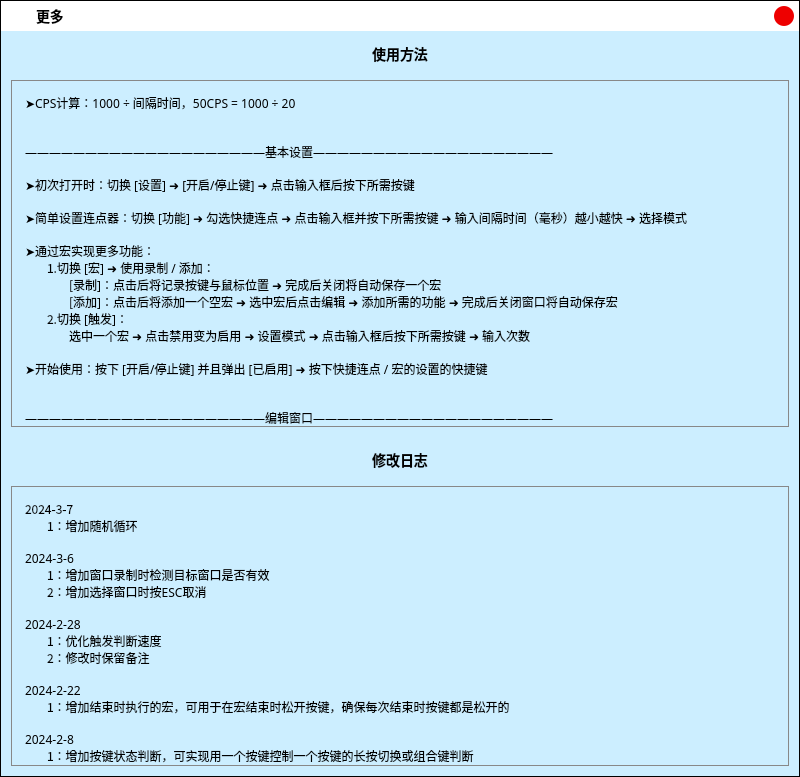
Old version of the form .ui/MoreUi.ui in the repository ChiyukiGana/Quickinput.
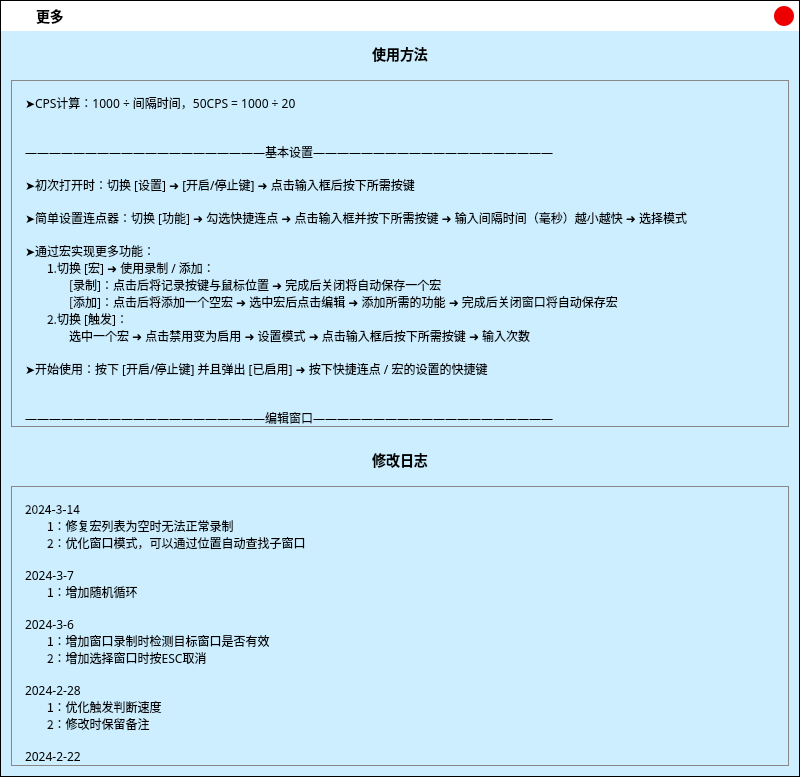
New version of the form. Icons and pictures are not drawn.

The edit to the form file:
```diff
--- a/.ui/MoreUi.ui
+++ b/.ui/MoreUi.ui
@@ -458,7 +458,7 @@
            <x>0</x>
            <y>0</y>
            <width>776</width>
-           <height>3181</height>
+           <height>3249</height>
           </rect>
          </property>
          <property name="styleSheet">
@@ -500,7 +500,11 @@
              <string notr="true">font-size:12px;</string>
             </property>
             <property name="text">
-             <string>2024-3-7
+             <string>2024-3-14
+ㅤㅤ1：修复宏列表为空时无法正常录制
+ㅤㅤ2：优化窗口模式，可以通过位置自动查找子窗口
+
+2024-3-7
 ㅤㅤ1：增加随机循环
 
 2024-3-6
```
